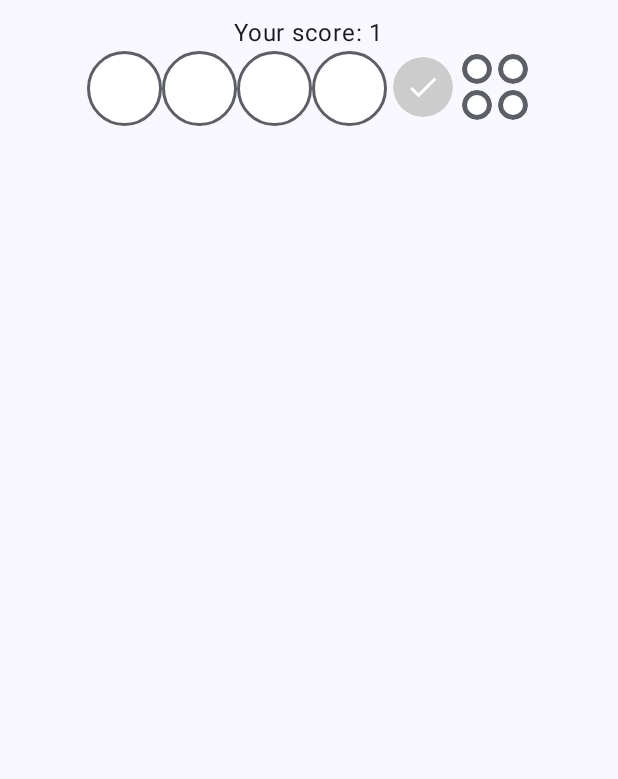
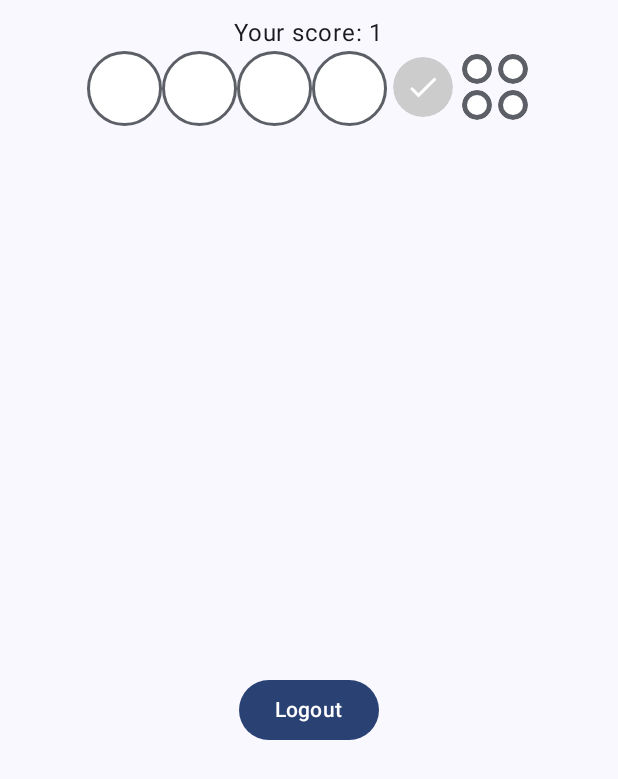
Before and after one commit to Harry29-exe/AndroidPollub, an Android app built with Jetpack Compose: the screen it shows after launch (MainActivity), after a tap on "Next", on a phone screen of 412 x 824 dp. Shown: the top 779 px of the screen. Run offline under Robolectric (Android 15) with nearby library versions, the phone set to English and light mode, and no system bars; pictures from the network do not load.

Commit message:
lab 2C is completed

```diff
--- a/app/build.gradle.kts
+++ b/app/build.gradle.kts
@@ -71,5 +71,7 @@ dependencies {
     debugImplementation(libs.androidx.ui.test.manifest)
 
     runtimeOnly("androidx.compose.material:material-icons-extended:1.6.6")
+    implementation("androidx.navigation:navigation-compose:2.7.5")
+    implementation("androidx.navigation:navigation-runtime-ktx:2.7.5")
     implementation(libs.coil.compose)
 }
--- a/app/src/main/java/pl/kwojcik/za/MainActivity.kt
+++ b/app/src/main/java/pl/kwojcik/za/MainActivity.kt
@@ -7,16 +7,14 @@ import androidx.compose.foundation.layout.fillMaxSize
 import androidx.compose.material3.MaterialTheme
 import androidx.compose.material3.Surface
 import androidx.compose.runtime.Composable
-import androidx.compose.runtime.mutableStateOf
-import androidx.compose.runtime.saveable.rememberSaveable
 import androidx.compose.ui.Modifier
 import androidx.compose.ui.tooling.preview.Preview
+import androidx.navigation.NavType
+import androidx.navigation.compose.NavHost
+import androidx.navigation.compose.composable
+import androidx.navigation.compose.rememberNavController
+import androidx.navigation.navArgument
 import pl.kwojcik.za.ui.theme.MyApplicationTheme
-
-enum class Page {
-    PROFILE,
-    GAME
-}
 
 class MainActivity : ComponentActivity() {
     override fun onCreate(savedInstanceState: Bundle?) {
@@ -34,17 +32,59 @@ class MainActivity : ComponentActivity() {
     }
 }
 
+object Screen {
+    private const val PROFILE = "profile-screen"
+    private const val GAME = "game-screen"
+    private const val RESULTS = "results-screen"
+
+    fun profilePath(): String {
+        return PROFILE
+    }
+
+    fun toProfile(): String {
+        return PROFILE
+    }
+
+    fun gamePath(): String {
+        return "$GAME/{noOfColors}"
+    }
+
+    fun toGame(noOfColors: Int): String {
+        return "$GAME/$noOfColors"
+    }
+
+    fun resultsPath(): String {
+        return "$RESULTS/{result}"
+    }
+
+    fun toResults(result: Int): String {
+        return "$RESULTS/$result"
+    }
+}
 
 @Preview(showBackground = true)
 @Composable
 fun App() {
-    val page =  rememberSaveable{ mutableStateOf(Page.PROFILE) }
+    val navController = rememberNavController()
 
     MyApplicationTheme {
-        if (page.value == Page.PROFILE) {
-            ProfileScreen({page.value = Page.GAME})
-        } else if (page.value == Page.GAME) {
-            MasterMindUI(noOfColors = 5)
+        NavHost(navController = navController, startDestination = Screen.profilePath()) {
+            composable(
+                Screen.profilePath(),
+            ) {
+                ProfileScreen(navController = navController)
+            }
+            composable(Screen.gamePath(),
+                arguments = listOf(navArgument("noOfColors") { type = NavType.IntType })
+            ) {
+                GameScreen(navController = navController)
+            }
+            composable(Screen.resultsPath(),
+                arguments = listOf(navArgument("result") {type = NavType.IntType})
+            ) {
+                ResultScreen(navController = navController)
+            }
+
         }
     }
 }
--- a/app/src/main/java/pl/kwojcik/za/MasterMindUI.kt
+++ b/app/src/main/java/pl/kwojcik/za/MasterMindUI.kt
@@ -6,6 +6,7 @@ import androidx.compose.foundation.border
 import androidx.compose.foundation.layout.Box
 import androidx.compose.foundation.layout.Column
 import androidx.compose.foundation.layout.Row
+import androidx.compose.foundation.layout.fillMaxHeight
 import androidx.compose.foundation.layout.fillMaxWidth
 import androidx.compose.foundation.layout.padding
 import androidx.compose.foundation.layout.size
@@ -31,6 +32,7 @@ import androidx.compose.ui.draw.clip
 import androidx.compose.ui.graphics.Color
 import androidx.compose.ui.tooling.preview.Preview
 import androidx.compose.ui.unit.dp
+import androidx.navigation.NavController
 import okhttp3.internal.toImmutableList
 import kotlin.collections.ArrayList
 import kotlin.random.Random
@@ -107,11 +109,28 @@ data class GameRound(
     }
 }
 
-@Preview(showBackground = true)
 @Composable
-fun MasterMindUI(noOfColors: Int = 5) {
+fun GameScreen(navController: NavController) {
+    val noOfColors = navController.currentBackStackEntry?.savedStateHandle?.get<Int>("noOfColors") ?: 5
+
+    MasterMindUI(
+        noOfColors = noOfColors,
+        logout = {navController.navigate(Screen.toProfile())},
+        goToResult = {
+            navController.navigate(Screen.toResults(it))
+        }
+    )
+}
+
+@Preview
+@Composable
+fun MasterMindUI(
+    noOfColors: Int = 5,
+    logout: () -> Unit = {},
+    goToResult: (result: Int) -> Unit = {}
+) {
     val possibleColors = GameColor.entries.subList(0, noOfColors)
-    var game = remember { Game(noOfColors) }
+    val game = remember { Game(noOfColors) }
 
     val score = remember { mutableIntStateOf(1) }
     val state = remember { mutableStateListOf<GameRound>() }
@@ -148,13 +167,22 @@ fun MasterMindUI(noOfColors: Int = 5) {
                 })
         } else {
             Button(onClick = {
+                val finalResult = score.intValue
                 game.reset()
                 score.intValue = 1
                 state.clear()
                 finished.value = false
+
+                goToResult(finalResult)
             }) {
-               Text(text = "Play again")
+               Text(text = "High score table")
             }
+        }
+
+        Box(modifier = Modifier.fillMaxHeight(0.5f))
+
+        Button(onClick = logout) {
+            Text(text = "Logout")
         }
     }
 }
--- a/app/src/main/java/pl/kwojcik/za/ProfileScreen.kt
+++ b/app/src/main/java/pl/kwojcik/za/ProfileScreen.kt
@@ -34,6 +34,7 @@ import androidx.compose.ui.text.input.KeyboardType
 import androidx.compose.ui.tooling.preview.Preview
 import androidx.compose.ui.unit.dp
 import androidx.compose.ui.zIndex
+import androidx.navigation.NavController
 import coil.compose.AsyncImage
 
 fun isValidEmail(value: String): Result<Unit> {
@@ -47,8 +48,16 @@ fun isValidEmail(value: String): Result<Unit> {
     return Result.success(Unit)
 }
 
+
 @Composable
-fun ProfileScreen(goToNextScreen: () -> Unit) {
+fun ProfileScreen(navController: NavController) {
+    ProfileView(goToNextScreen = {
+        navController.navigate(Screen.toGame(it))
+    })
+}
+
+@Composable
+fun ProfileView(goToNextScreen: (noOfColors: Int) -> Unit = {}) {
     val name = rememberSaveable { mutableStateOf("") }
     val email = rememberSaveable { mutableStateOf("") }
     val colorNO = rememberSaveable { mutableStateOf("5") }
@@ -105,7 +114,7 @@ fun ProfileScreen(goToNextScreen: () -> Unit) {
 
         Button(
             modifier = Modifier.fillMaxWidth(1f),
-            onClick = goToNextScreen
+            onClick = { goToNextScreen( colorNO.value.toInt()) }
         ) {
             Text(text = "Next")
         }
```
Also changed, not shown: app/src/main/java/pl/kwojcik/za/ResultScreen.kt (added, +53 -0 lines).
